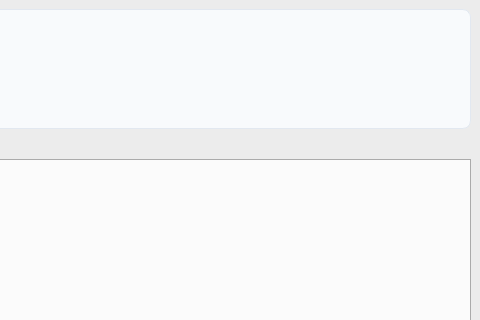
Varlike0013/OracleQtMES, file Sajet/sajetmainwindow.ui: the form before one commit; both pictures show x 480 to 960 and y 0 to 320 of the 960 by 600 pixel window.
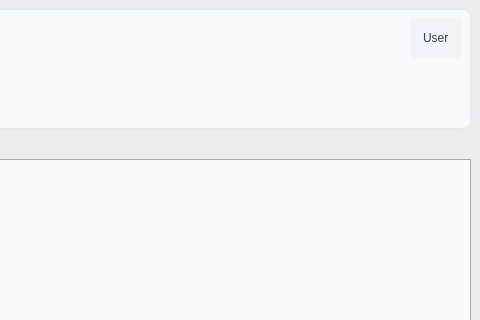
The form after the commit.

```diff
--- a/Sajet/sajetmainwindow.ui
+++ b/Sajet/sajetmainwindow.ui
@@ -196,6 +196,13 @@
               </property>
              </spacer>
             </item>
+            <item>
+             <widget class="QLabel" name="label_user">
+              <property name="text">
+               <string>User</string>
+              </property>
+             </widget>
+            </item>
            </layout>
           </widget>
          </item>
```
